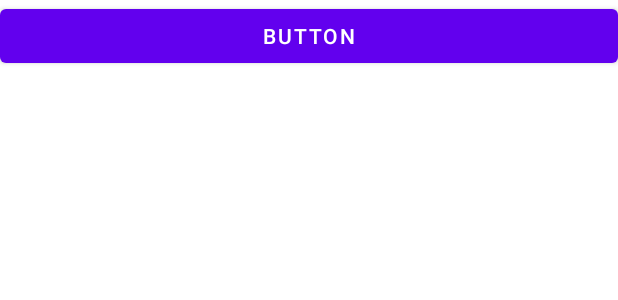
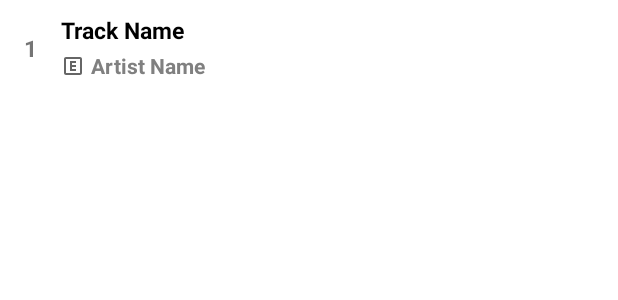
Before and after one commit to charlesawoodson/BarParse, an Android app: the layout list_item_track.xml on its own in the app's theme, with its tools: preview values and no code run, on a phone screen of 412 x 824 dp. Shown: the top 300 px of the screen. Run offline under Robolectric (Android 15) with nearby library versions, the phone set to English and light mode, and no system bars.

Commit message:
Improved top track list item layout... need to figure out pager fetching multiple instances of the same data

```diff
--- a/app/src/main/java/com/charlesawoodson/barparse/contents/model/TopTracksResponse.kt
+++ b/app/src/main/java/com/charlesawoodson/barparse/contents/model/TopTracksResponse.kt
@@ -38,7 +38,7 @@ data class Track(
     @Json(name = "track_rating") val rating: String = "",
     @Json(name = "commontrack_id") val commonId: String = "",
     @Json(name = "instrumental") val instrumental: String = "",
-    @Json(name = "explicit") val explicit: String = "",
+    @Json(name = "explicit") val explicit: Int = 0,
     @Json(name = "has_lyrics") val hasLyrics: String = "",
     @Json(name = "has_subtitles") val hasSubtitles: String = "",
     @Json(name = "has_richsync") val hasRichSync: String = "",
--- a/app/src/main/java/com/charlesawoodson/barparse/contents/paging/TopTracksPagingSource.kt
+++ b/app/src/main/java/com/charlesawoodson/barparse/contents/paging/TopTracksPagingSource.kt
@@ -11,8 +11,8 @@ class TopTracksPagingSource(private val musixMatchApi: MusixMatchApi) :
     PagingSource<Int, Track>() {
 
     override suspend fun load(params: LoadParams<Int>): LoadResult<Int, Track> {
-        val page = params.key ?: DEFAULT_PAGE_INDEX
         return try {
+            val page = params.key ?: DEFAULT_PAGE_INDEX
             val response = musixMatchApi.getTopTracks("us", page, params.loadSize)
             val trackList = response.body()?.message?.body?.trackList
             val topTracks = trackList?.map { it.track } ?: emptyList()
@@ -32,6 +32,8 @@ class TopTracksPagingSource(private val musixMatchApi: MusixMatchApi) :
         return null
     }
 
+    override val keyReuseSupported: Boolean = true
+
     companion object {
         const val DEFAULT_PAGE_INDEX = 1
     }
--- a/app/src/main/java/com/charlesawoodson/barparse/contents/repos/MusixMatchRepository.kt
+++ b/app/src/main/java/com/charlesawoodson/barparse/contents/repos/MusixMatchRepository.kt
@@ -38,7 +38,7 @@ class MusixMatchRepository @Inject constructor(private val musixMatchApi: MusixM
     }*/
 
     fun fetchPaginatedTopTracks(): Flow<PagingData<Track>> {
-        return Pager(PagingConfig(pageSize = 10, enablePlaceholders = false)) {
+        return Pager(PagingConfig(pageSize = 20, enablePlaceholders = false)) {
             TopTracksPagingSource(musixMatchApi)
         }.flow
     }
--- /dev/null
+++ b/app/src/main/res/drawable/ic_outline_explicit_24.xml
@@ -0,0 +1,10 @@
+<vector xmlns:android="http://schemas.android.com/apk/res/android"
+    android:width="24dp"
+    android:height="24dp"
+    android:viewportWidth="24"
+    android:viewportHeight="24"
+    android:tint="?attr/colorControlNormal">
+  <path
+      android:fillColor="@android:color/white"
+      android:pathData="M19,3L5,3c-1.1,0 -2,0.9 -2,2v14c0,1.1 0.9,2 2,2h14c1.1,0 2,-0.9 2,-2L21,5c0,-1.1 -0.9,-2 -2,-2zM19,19L5,19L5,5h14v14zM15,15h-4v-2h4v-2h-4L11,9h4L15,7L9,7v10h6z"/>
+</vector>
--- a/app/src/main/res/layout/list_item_track.xml
+++ b/app/src/main/res/layout/list_item_track.xml
@@ -1,22 +1,76 @@
 <?xml version="1.0" encoding="utf-8"?>
-<LinearLayout xmlns:android="http://schemas.android.com/apk/res/android"
+<androidx.constraintlayout.widget.ConstraintLayout xmlns:android="http://schemas.android.com/apk/res/android"
+    xmlns:app="http://schemas.android.com/apk/res-auto"
+    xmlns:tools="http://schemas.android.com/tools"
     android:layout_width="match_parent"
     android:layout_height="wrap_content"
-    android:orientation="horizontal">
+    android:background="?attr/selectableItemBackground">
 
-    <Button
-        android:id="@+id/trackId"
-        android:layout_width="match_parent"
-        android:layout_height="wrap_content"
+    <TextView
+        android:id="@+id/trackPositionTextView"
+        android:layout_width="wrap_content"
+        android:layout_height="@dimen/row08"
+        android:gravity="center"
+        android:paddingStart="@dimen/row02"
+        android:paddingEnd="@dimen/row02"
+        android:textSize="@dimen/caption5"
+        android:textStyle="bold"
+        app:layout_constraintStart_toStartOf="parent"
+        app:layout_constraintTop_toTopOf="parent"
+        tools:text="1" />
+
+    <TextView
+        android:id="@+id/trackNameTextView"
+        android:layout_width="0dp"
+        android:layout_height="0dp"
+        android:layout_marginTop="@dimen/row01"
+        android:layout_marginEnd="@dimen/row02"
         android:layout_weight="1"
-        android:text="Button"
-        android:visibility="gone" />
+        android:ellipsize="end"
+        android:gravity="center|start"
+        android:maxLines="1"
+        android:textColor="@color/black"
+        android:textSize="@dimen/caption5"
+        android:textStyle="bold"
+        app:layout_constraintBottom_toTopOf="@+id/artistNameTextView"
+        app:layout_constraintEnd_toEndOf="parent"
+        app:layout_constraintStart_toEndOf="@+id/trackPositionTextView"
+        app:layout_constraintTop_toTopOf="parent"
+        app:layout_constraintVertical_chainStyle="packed"
+        tools:text="Track Name" />
 
-    <Button
-        android:id="@+id/trackName"
-        android:layout_width="match_parent"
-        android:layout_height="wrap_content"
-        android:layout_weight="1"
-        android:text="Button" />
+    <TextView
+        android:id="@+id/artistNameTextView"
+        android:layout_width="0dp"
+        android:layout_height="0dp"
+        android:layout_marginEnd="@dimen/row02"
+        android:layout_marginBottom="@dimen/row01"
+        android:ellipsize="end"
+        android:gravity="center|start"
+        android:maxLines="1"
+        android:textColor="@color/gray"
+        android:textSize="@dimen/caption4"
+        android:textStyle="bold"
+        app:layout_constraintBottom_toBottomOf="parent"
+        app:layout_constraintEnd_toEndOf="parent"
+        app:layout_constraintHorizontal_bias="0.5"
+        app:layout_constraintStart_toEndOf="@+id/explicitImageView"
+        app:layout_constraintTop_toBottomOf="@+id/trackNameTextView"
+        tools:text="Artist Name" />
 
-</LinearLayout>
+    <ImageView
+        android:id="@+id/explicitImageView"
+        android:layout_width="@dimen/row02"
+        android:layout_height="@dimen/row02"
+        android:layout_marginEnd="@dimen/row005"
+        android:contentDescription="@null"
+        android:src="@drawable/ic_outline_explicit_24"
+        android:visibility="visible"
+        app:layout_constraintBottom_toBottomOf="@+id/artistNameTextView"
+        app:layout_constraintEnd_toStartOf="@+id/artistNameTextView"
+        app:layout_constraintHorizontal_chainStyle="spread"
+        app:layout_constraintStart_toEndOf="@+id/trackPositionTextView"
+        app:layout_constraintTop_toTopOf="@+id/artistNameTextView" />
+
+
+</androidx.constraintlayout.widget.ConstraintLayout>
```
Also changed, not shown: app/src/main/java/com/charlesawoodson/barparse/MainActivity.kt (+1 -8 lines), app/src/main/java/com/charlesawoodson/barparse/contents/adapters/TopTracksPagingAdapter.kt (+11 -5 lines), app/src/main/java/com/charlesawoodson/barparse/contents/viewmodels/MainViewModel.kt (+0 -20 lines), app/src/main/res/drawable-v24/borders_gray.xml (added, +7 -0 lines), app/src/main/res/values/colors.xml (+43 -0 lines), app/src/main/res/values/dimens.xml (added, +144 -0 lines).
